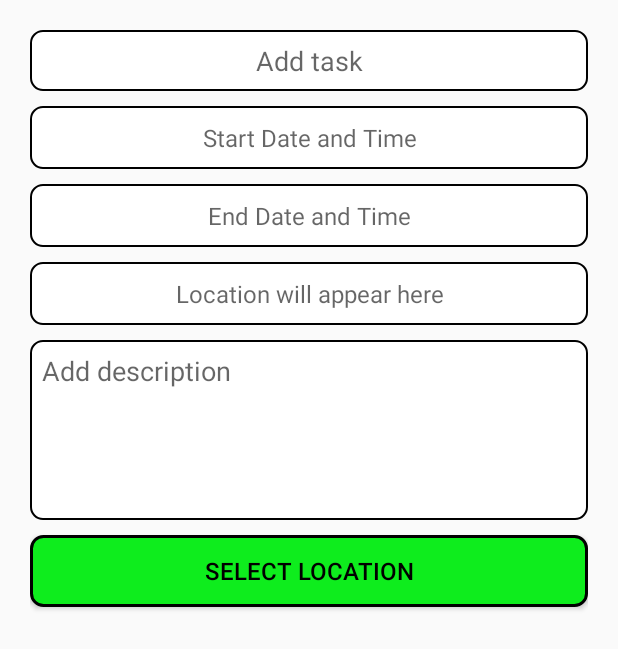
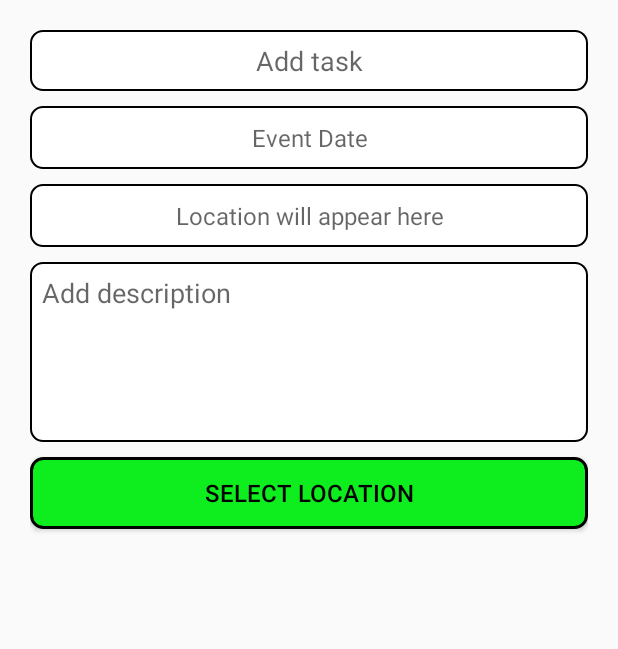
Before and after one commit to asadiqi/Projetmobile, an Android app: the layout dialog_add_public_task.xml on its own in the app's theme, with its tools: preview values and no code run, on a phone screen of 412 x 824 dp. Shown: the top 649 px of the screen. Run offline under Robolectric (Android 15) with nearby library versions, the phone set to English and light mode, and no system bars.

Commit message:
suppression de startdate et changement de end date par event date

```diff
--- a/app/src/main/res/layout/dialog_add_public_task.xml
+++ b/app/src/main/res/layout/dialog_add_public_task.xml
@@ -16,24 +16,12 @@
         android:layout_marginBottom="10sp"
         android:inputType="text" />
 
+
     <TextView
-        android:id="@+id/textViewPublicTaskStartDate"
+        android:id="@+id/textViewPublicTaskDeadline"
         android:layout_width="match_parent"
         android:layout_height="wrap_content"
-        android:hint="Start Date and Time"
-        android:padding="10dp"
-        android:background="@drawable/bg_textview"
-        android:gravity="center"
-        android:textSize="16sp"
-        android:layout_marginBottom="10sp"
-        android:clickable="true"
-        android:focusable="true"/>
-
-    <TextView
-        android:id="@+id/textViewPublicTaskEndDate"
-        android:layout_width="match_parent"
-        android:layout_height="wrap_content"
-        android:hint="End Date and Time"
+        android:hint="Event Date"
         android:padding="10dp"
         android:background="@drawable/bg_textview"
         android:gravity="center"
```
Also changed, not shown: app/src/main/java/com/example/startxplanify/Private_NoteActivity.java (+2 -5 lines), app/src/main/java/com/example/startxplanify/PublicTaskModel.java (+4 -7 lines), app/src/main/java/com/example/startxplanify/Public_NoteActivity.java (+18 -55 lines).
